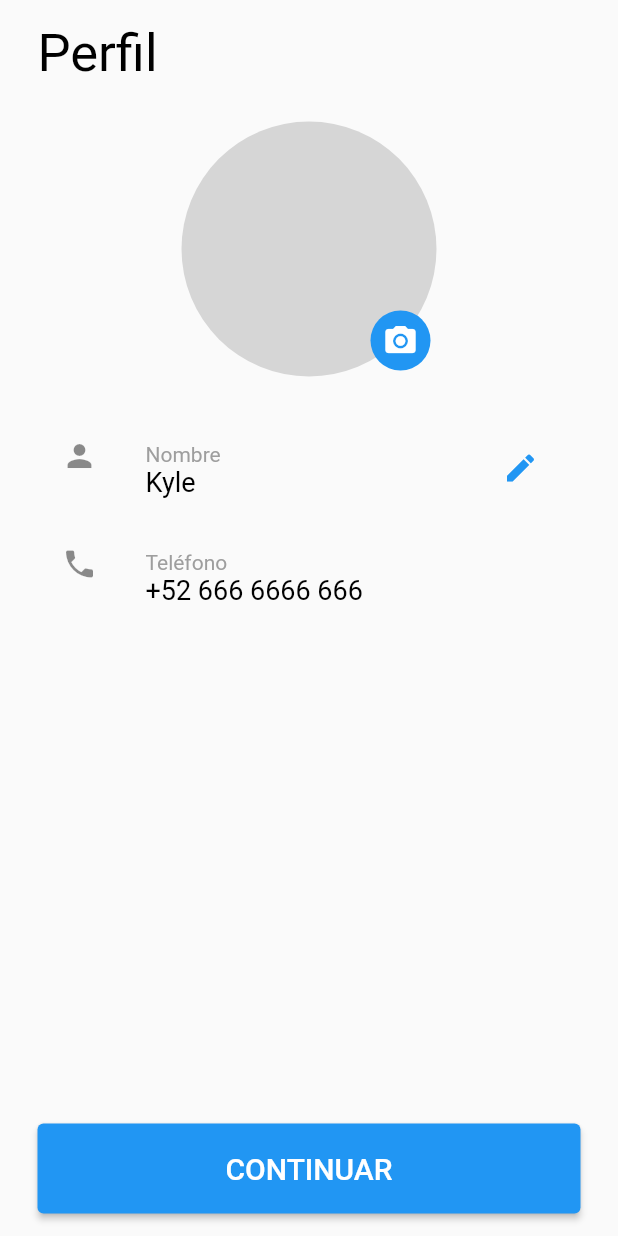
After one commit to migala-dev/demos-app, a Flutter app: the Profile screen opened by its route, on a phone screen of 412 x 824 dp. The commit adds this screen. Run offline on Flutter 3.47's test engine with Material 2 defaults, Android fonts, the phone set to English and light mode, and no system bars; our stand-ins replace bloc, fluro, flutter_bloc, pinput.

Commit message:
profile screen

```diff
--- a/lib/config/routes/route_handlers.dart
+++ b/lib/config/routes/route_handlers.dart
@@ -1,8 +1,10 @@
+import 'package:flutter/material.dart';
+import 'package:fluro/fluro.dart';
+
 import 'package:demos_app/core/auth/login/login.dart';
+import 'package:demos_app/core/auth/login/profile.dart';
 import 'package:demos_app/core/auth/login/verify_phone.dart';
 import 'package:demos_app/modules/home/screens/home.dart';
-import 'package:fluro/fluro.dart';
-import 'package:flutter/material.dart';
 
 var homeHandler = Handler(
     handlerFunc: (BuildContext? context, Map<String, List<String>> params) {
@@ -18,3 +20,8 @@ var verifyPhoneHandler = Handler(
     handlerFunc: (BuildContext? context, Map<String, List<String>> params) {
   return VerifyPhonePage();
 });
+
+var profileHandler = Handler(
+    handlerFunc: (BuildContext? context, Map<String, List<String>> params) {
+  return Profile();
+});
--- a/lib/config/routes/routes.dart
+++ b/lib/config/routes/routes.dart
@@ -6,6 +6,7 @@ class Routes {
   static String root = "/";
   static String login = "/login";
   static String verifyPhone = "/verifyPhone";
+  static String profile = "/profile";
 
   static void configureRoutes(FluroRouter router) {
     router.notFoundHandler = Handler(
@@ -16,5 +17,6 @@ class Routes {
     router.define(root, handler: homeHandler);
     router.define(login, handler: loginHandler);
     router.define(verifyPhone, handler: verifyPhoneHandler);
+    router.define(profile, handler: profileHandler);
   }
 }
--- /dev/null
+++ b/lib/core/auth/login/profile.dart
@@ -0,0 +1,107 @@
+import 'package:flutter/material.dart';
+
+import 'package:demos_app/widgets/buttons/bigbutton_widget.dart';
+
+class Profile extends StatelessWidget {
+  const Profile({Key? key}) : super(key: key);
+
+  @override
+  Widget build(BuildContext context) {
+    return Scaffold(
+      body: Padding(
+        padding: const EdgeInsets.symmetric(horizontal: 25, vertical: 15),
+        child: SafeArea(
+          child: Column(
+            crossAxisAlignment: CrossAxisAlignment.start,
+            children: [
+              Text(
+                'Perfil',
+                style: TextStyle(
+                  color: Colors.black,
+                  fontSize: 35,
+                ),
+                textAlign: TextAlign.start,
+              ),
+              SizedBox(
+                height: 25,
+              ),
+              Center(child: EditProfilePicture()),
+              SizedBox(
+                height: 25,
+              ),
+              ProfileInfoAndEditName(),
+              Spacer(),
+              BigButton(text: 'CONTINUAR', onPressed: () {})
+            ],
+          ),
+        ),
+      ),
+    );
+  }
+}
+
+class EditProfilePicture extends StatelessWidget {
+  const EditProfilePicture({Key? key}) : super(key: key);
+
+  @override
+  Widget build(BuildContext context) {
+    return Stack(
+      children: [
+        Container(
+          height: 170,
+          width: 170,
+          decoration:
+              BoxDecoration(color: Colors.grey[350], shape: BoxShape.circle),
+        ),
+        Positioned(
+            bottom: 0,
+            right: 0,
+            child: FloatingActionButton(
+              elevation: 0,
+              mini: true,
+              child: Icon(Icons.photo_camera),
+              onPressed: () {},
+            ))
+      ],
+    );
+  }
+}
+
+class ProfileInfoAndEditName extends StatelessWidget {
+  const ProfileInfoAndEditName({Key? key}) : super(key: key);
+
+  @override
+  Widget build(BuildContext context) {
+    final accentColor = Theme.of(context).accentColor;
+
+    return Column(
+      children: [
+        ListTile(
+          leading: Icon(Icons.person),
+          trailing: IconButton(
+            icon: Icon(
+              Icons.edit,
+              color: accentColor,
+            ),
+            onPressed: () {},
+          ),
+          title: Text(
+            'Nombre',
+            style: TextStyle(color: Colors.grey, fontSize: 14),
+          ),
+          subtitle:
+              Text('Kyle', style: TextStyle(color: Colors.black, fontSize: 18)),
+        ),
+        ListTile(
+          leading: Icon(Icons.phone),
+          title: Text(
+            'Teléfono',
+            style: TextStyle(color: Colors.grey, fontSize: 14),
+          ),
+          subtitle: Text('+52 666 6666 666',
+              style: TextStyle(color: Colors.black, fontSize: 18)),
+        )
+      ],
+    );
+  }
+}
```
